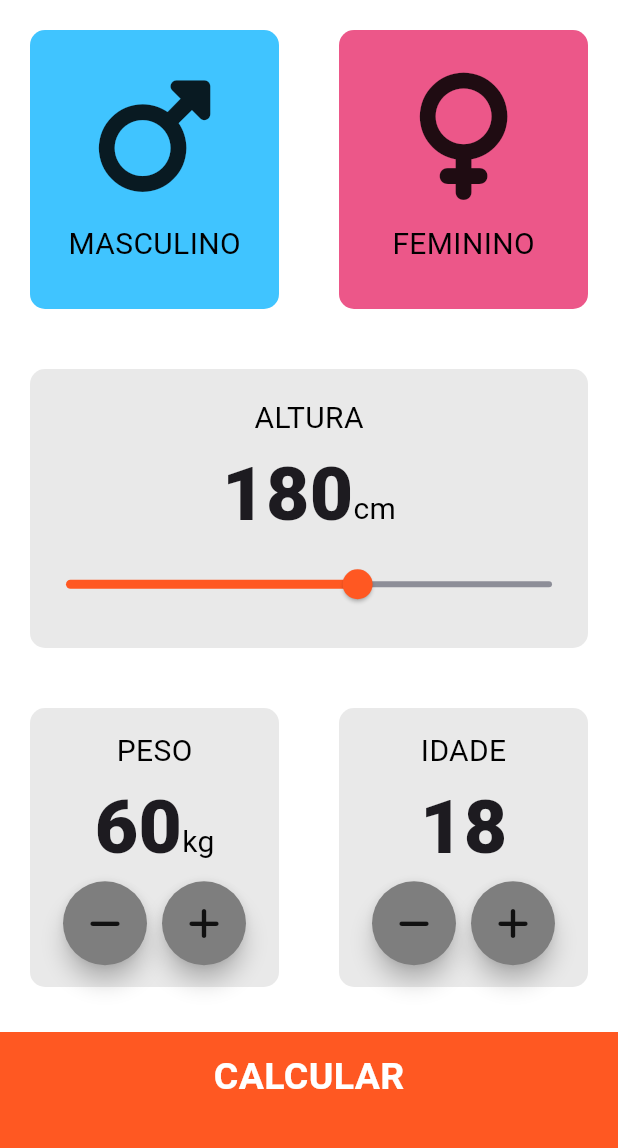
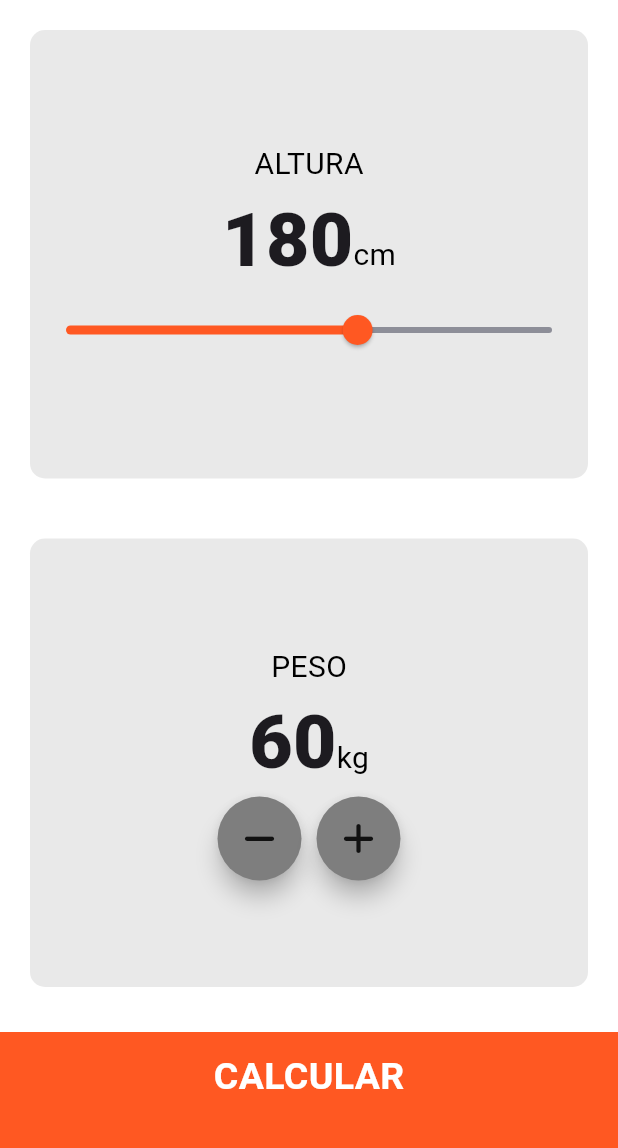
Before and after one commit to WanCarvalho/imc-calc-flutter, a Flutter app: the screen it shows after launch, on a phone screen of 412 x 824 dp, the part 84-1232 px from its top. Run offline on Flutter 3.47's test engine with Material 3 defaults, Android fonts, the phone set to English and light mode, and no system bars; our stand-ins replace font_awesome_flutter.

```diff
--- a/lib/constantes.dart
+++ b/lib/constantes.dart
@@ -41,8 +41,3 @@ const corpoTextStyle = TextStyle(
 const alturaContainerInferior = 80.0;
 const corCardPadrao = Color(0xFFE9E9E9);
 const corContainerInferior = Color(0xFFFF5822);
-
-const corMasculinoInativaCardPadrao = Colors.lightBlueAccent;
-const corFemininoInativaCardPadrao = Color.fromARGB(255, 236, 87, 137);
-const corMasculinoAtivaCardPadrao = Color.fromARGB(255, 22, 138, 192);
-const corFemininoAtivaCardPadrao = Color.fromARGB(255, 209, 43, 98);
--- a/lib/telas/tela_principal.dart
+++ b/lib/telas/tela_principal.dart
@@ -2,16 +2,10 @@ import 'package:flutter/material.dart';
 import 'package:font_awesome_flutter/font_awesome_flutter.dart';
 import 'package:questao_3/telas/tela_resultados.dart';
 import '../components/card_padrao.dart';
-import '../components/conteudo_icone.dart';
 import '../constantes.dart';
 import '../components/botao_arredondado.dart';
 import '../components/botao_inferior.dart';
 import '../calculadora_imc.dart';
-
-enum Sexo {
-  masculino,
-  feminino,
-}
 
 class TelaPrincipal extends StatefulWidget {
   @override
@@ -19,7 +13,6 @@ class TelaPrincipal extends StatefulWidget {
 }
 
 class _TelaPrincipalState extends State<TelaPrincipal> {
-  Sexo? sexoSelecionado;
   int altura = 180;
   int peso = 60;
   int idade = 18;
@@ -40,44 +33,6 @@ class _TelaPrincipalState extends State<TelaPrincipal> {
       body: Column(
         crossAxisAlignment: CrossAxisAlignment.stretch,
         children: [
-          Expanded(
-            child: Row(
-              children: [
-                Expanded(
-                  child: CardPadrao(
-                    aoPressionar: () {
-                      setState(() {
-                        sexoSelecionado = Sexo.masculino;
-                      });
-                    },
-                    cor: sexoSelecionado == Sexo.masculino
-                        ? corMasculinoAtivaCardPadrao
-                        : corMasculinoInativaCardPadrao,
-                    filhoCartao: ConteudoIcone(
-                      icone: FontAwesomeIcons.mars,
-                      descricao: 'MASCULINO',
-                    ),
-                  ),
-                ),
-                Expanded(
-                  child: CardPadrao(
-                    aoPressionar: () {
-                      setState(() {
-                        sexoSelecionado = Sexo.feminino;
-                      });
-                    },
-                    cor: sexoSelecionado == Sexo.feminino
-                        ? corFemininoAtivaCardPadrao
-                        : corFemininoInativaCardPadrao,
-                    filhoCartao: ConteudoIcone(
-                      icone: FontAwesomeIcons.venus,
-                      descricao: 'FEMININO',
-                    ),
-                  ),
-                ),
-              ],
-            ),
-          ),
           Expanded(
             child: CardPadrao(
               cor: corCardPadrao,
@@ -175,51 +130,6 @@ class _TelaPrincipalState extends State<TelaPrincipal> {
                     ),
                   ),
                 ),
-                Expanded(
-                  child: CardPadrao(
-                    cor: corCardPadrao,
-                    filhoCartao: Column(
-                      mainAxisAlignment: MainAxisAlignment.center,
-                      children: [
-                        const Text(
-                          'IDADE',
-                          style: descricaoTextStyle,
-                        ),
-                        Row(
-                          mainAxisAlignment: MainAxisAlignment.center,
-                          children: [
-                            Text(
-                              idade.toString(),
-                              style: numeroTextStyle,
-                            ),
-                          ],
-                        ),
-                        Row(
-                          mainAxisAlignment: MainAxisAlignment.center,
-                          children: [
-                            BotaoArredondado(
-                                icone: FontAwesomeIcons.minus,
-                                aoPressionar: () {
-                                  setState(() {
-                                    idade--;
-                                  });
-                                }),
-                            const SizedBox(
-                              width: 10.0,
-                            ),
-                            BotaoArredondado(
-                                icone: FontAwesomeIcons.plus,
-                                aoPressionar: () {
-                                  setState(() {
-                                    idade++;
-                                  });
-                                })
-                          ],
-                        ),
-                      ],
-                    ),
-                  ),
-                ),
               ],
             ),
           ),
@@ -235,6 +145,7 @@ class _TelaPrincipalState extends State<TelaPrincipal> {
                     resultadoIMC: calc.calcularIMC(),
                     resultadoTexto: calc.obterResultado(),
                     interpretacao: calc.obterInterpretacao(),
+                    resultadoImagem: calc.obterCaminhoImagem(),
                   ),
                 ),
               );
--- a/pubspec.yaml
+++ b/pubspec.yaml
@@ -58,6 +58,8 @@ flutter:
   # included with your application, so that you can use the icons in
   # the material Icons class.
   uses-material-design: true
+  assets:
+    - images/
 
   # To add assets to your application, add an assets section, like this:
   # assets:
```
Also changed, not shown: lib/calculadora_imc.dart (+36 -8 lines), lib/telas/tela_resultados.dart (+7 -1 lines), images/abaixo-peso.png (added), images/obesidade-grau-1.png (added), images/obesidade-grau-2.png (added), images/obesidade-morbida.png (added), images/peso-normal.png (added), images/sobrepeso.png (added).
